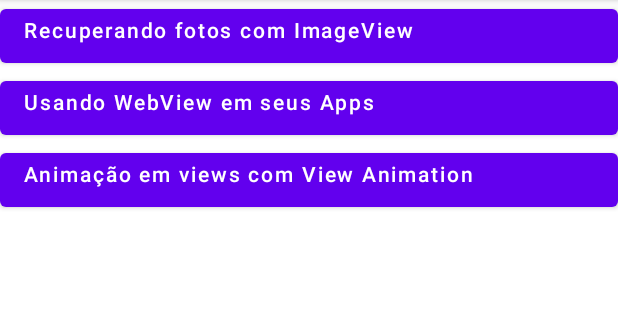
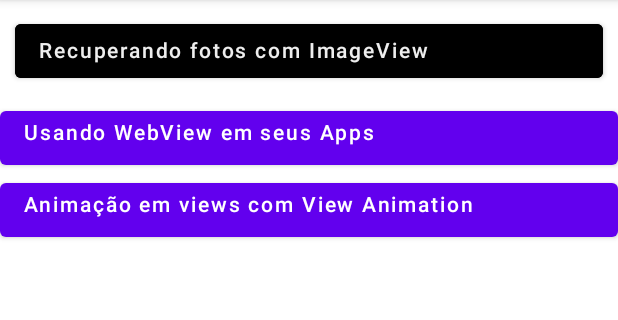
Before and after one commit to flavio-fgjj/MapAndMultimedia, an Android app: the screen it shows after launch (MainActivity), on a phone screen of 412 x 824 dp, the part 84-404 px from its top. Run offline under Robolectric (Android 15) with nearby library versions, the light colour scheme and no system bars.

Commit message:
button padding and color

```diff
--- a/app/src/main/res/layout/activity_main.xml
+++ b/app/src/main/res/layout/activity_main.xml
@@ -16,7 +16,11 @@
         android:gravity="left"
         android:text="Recuperando fotos com ImageView"
         android:textSize="14dp"
-        android:textAllCaps="false" />
+        android:textAllCaps="false"
+        android:backgroundTint="@color/black"
+        android:textColor="#eeeeee"
+        android:paddingTop="7dp"
+        android:layout_margin="10dp" />
 
     <Button
         android:id="@+id/btnAccessWebview"
```
